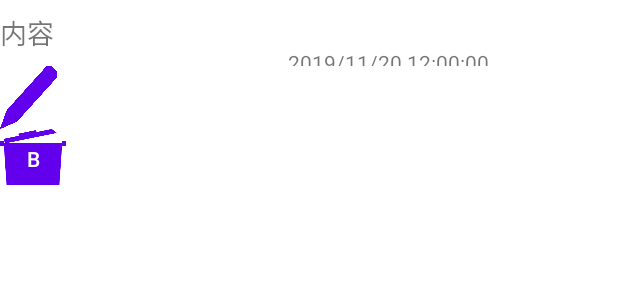
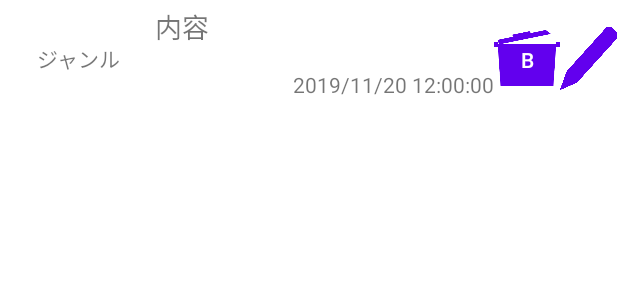
Before and after one commit to wataso26/OmoshiroRecycle, an Android app: the layout item_data_cell.xml on its own in the app's theme, with its tools: preview values and no code run, on a phone screen of 412 x 824 dp. Shown: the top 300 px of the screen. Run offline under Robolectric (Android 15) with nearby library versions, the phone set to English and light mode, and no system bars.

Commit message:
"仮commit"

```diff
--- a/app/src/main/res/layout/item_data_cell.xml
+++ b/app/src/main/res/layout/item_data_cell.xml
@@ -8,33 +8,34 @@
 
     <LinearLayout
         android:id="@+id/container"
-        android:layout_width="match_parent"
-        android:layout_height="match_parent"
+        android:layout_width="410dp"
+        android:layout_height="0dp"
+        android:background="?android:attr/selectableItemBackground"
+        android:clickable="true"
+        android:focusable="true"
         android:gravity="center_vertical"
         android:orientation="horizontal"
-        android:background="?android:attr/selectableItemBackground"
-        android:clickable="true"
-        android:focusable="true">
+        app:layout_constraintEnd_toEndOf="parent"
+        app:layout_constraintStart_toStartOf="parent"
+        app:layout_constraintTop_toTopOf="parent">
 
         <TextView
-            android:id="@+id/textView8"
-            android:layout_width="50dp"
-            android:layout_height="wrap_content"
+            android:id="@+id/genreTextView"
+            android:layout_width="80dp"
+            android:layout_height="78dp"
             android:layout_weight="1"
-            android:text="TextView" />
+            android:gravity="center"
+            android:text="ジャンル" />
 
         <LinearLayout
-            android:layout_width="match_parent"
+            android:layout_width="wrap_content"
             android:layout_height="match_parent"
-            android:layout_marginTop="8dp"
-            android:layout_marginEnd="8dp"
-            android:layout_marginBottom="8dp"
             android:orientation="vertical">
 
             <TextView
                 android:id="@+id/contentTextView"
-                android:layout_width="match_parent"
-                android:layout_height="0dp"
+                android:layout_width="226dp"
+                android:layout_height="34dp"
                 android:layout_weight="2"
                 android:gravity="center_vertical"
                 android:text="内容"
@@ -42,29 +43,29 @@
 
             <TextView
                 android:id="@+id/dateTextView"
-                android:layout_width="326dp"
-                android:layout_height="0dp"
+                android:layout_width="match_parent"
+                android:layout_height="42dp"
                 android:layout_weight="1"
                 android:gravity="center_vertical|end"
                 android:text="2019/11/20 12:00:00" />
 
-            <Button
-                android:id="@+id/button7"
-                android:layout_width="38dp"
-                android:layout_height="42dp"
-                android:background="@drawable/enpitu"
-                android:backgroundTint="#005731"
-                android:backgroundTintMode="add" />
+        </LinearLayout>
 
-            <Button
-                android:id="@+id/button8"
-                android:layout_width="44dp"
-                android:layout_height="37dp"
-                android:background="@drawable/gomibako"
-                android:backgroundTint="#7d7d7d"
-                android:text="Button" />
+        <Button
+            android:id="@+id/button8"
+            android:layout_width="44dp"
+            android:layout_height="37dp"
+            android:background="@drawable/gomibako"
+            android:backgroundTint="#7d7d7d"
+            android:text="Button" />
 
-        </LinearLayout>
+        <Button
+            android:id="@+id/button7"
+            android:layout_width="38dp"
+            android:layout_height="42dp"
+            android:background="@drawable/enpitu"
+            android:backgroundTint="#005731"
+            android:backgroundTintMode="add" />
 
     </LinearLayout>
 
```
Also changed, not shown: app/src/main/java/app/wataso_/watanabe/omoshirorecycle/MainActivity.kt (+46 -2 lines), app/src/main/res/layout/activity_main.xml (+9 -0 lines), app/src/main/res/layout/toko.xml (+19 -7 lines), 1 other file.
